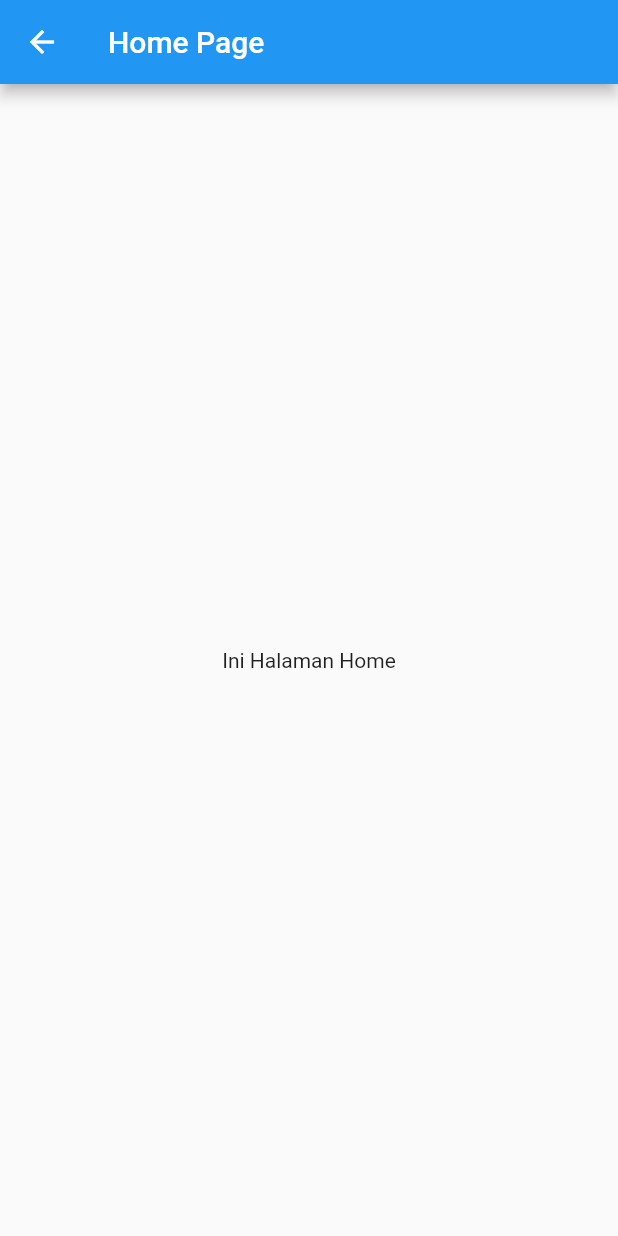
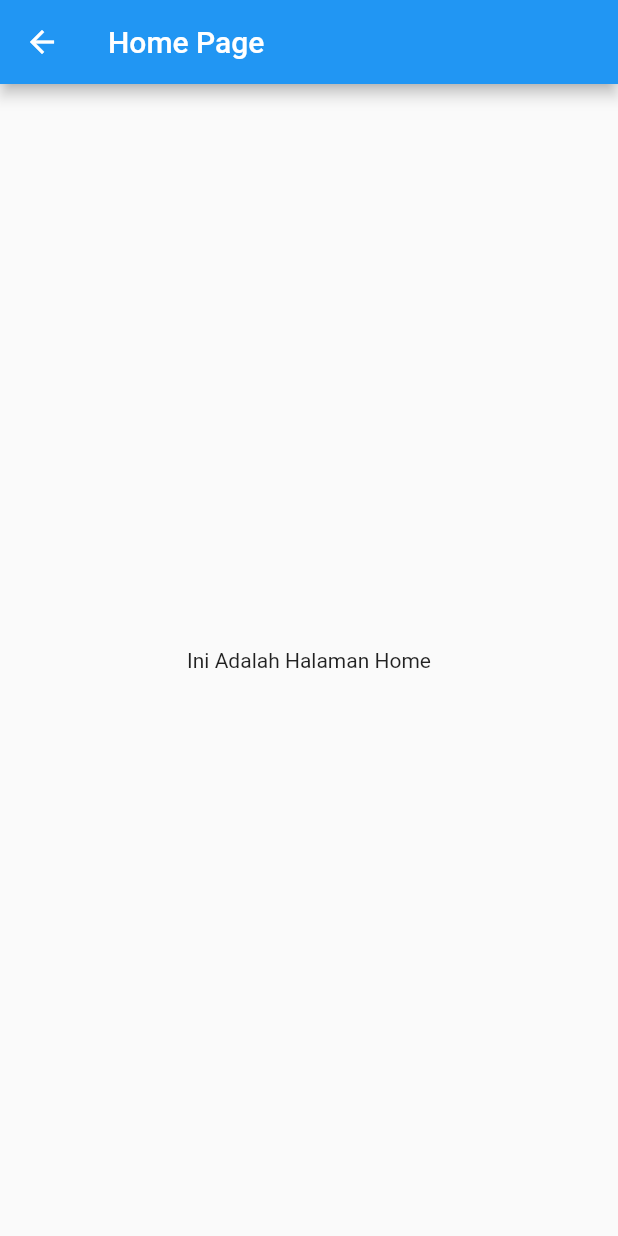
Before and after one commit to whywidodo/finalproject_pmoif20d_wahyu, a Flutter app: the screen it shows after launch, on a phone screen of 412 x 824 dp. Run offline on Flutter 3.47's test engine with Material 2 defaults, Android fonts, the phone set to English and light mode, and no system bars; missing offline and left inert: dart:html.

```diff
--- a/lib/HomePage.dart
+++ b/lib/HomePage.dart
@@ -1,5 +1,4 @@
 import 'dart:html';
-
 import 'package:flutter/material.dart';
 
 class HomePage extends StatelessWidget {
@@ -10,7 +9,7 @@ class HomePage extends StatelessWidget {
         title: Text ('Home Page'),
       ),
       body: Center(
-        child: Text ("Ini Halaman Home"),
+        child: Text ("Ini Adalah Halaman Home"),
       ),
     );
   }
--- a/lib/SplashScreen.dart
+++ b/lib/SplashScreen.dart
@@ -33,11 +33,12 @@ class _SplashScreenState extends State<SplashScreen> {
           mainAxisAlignment: MainAxisAlignment.center,
           crossAxisAlignment: CrossAxisAlignment.center,
           children: [
+            //logo
             Image.asset(
               "Gambar/Ceria.png",
               width: 150,
             ),
-
+            //text ceria
             Text("CERITA INDONESIA",
             style: TextStyle(
               color: Color (0xFF6A2B84)
--- a/lib/main.dart
+++ b/lib/main.dart
@@ -4,6 +4,7 @@ import 'package:flutter/material.dart';
 void main() {
   runApp(MaterialApp(
     debugShowCheckedModeBanner: false,
+    //judul
     title: 'Splash Screen',
     home : SplashScreen(),
   ));
```
